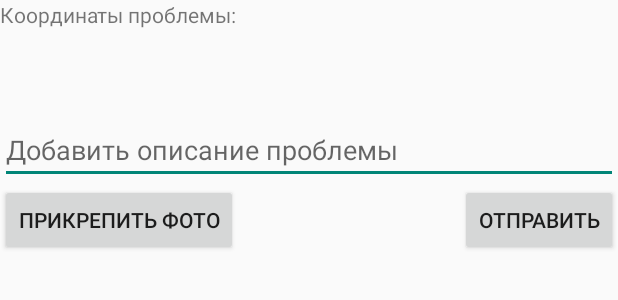
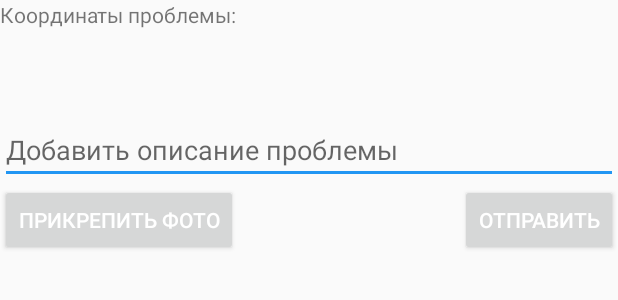
Before and after one commit to NiSrOK/Smart_City, an Android app: the layout activity_description.xml on its own in the app's theme, with its tools: preview values and no code run, on a phone screen of 412 x 824 dp. Shown: the top 300 px of the screen. Run offline under Robolectric (Android 15) with nearby library versions, the phone set to English and light mode, and no system bars.

Commit message:
Message without image
Some design

```diff
--- a/app/src/main/AndroidManifest.xml
+++ b/app/src/main/AndroidManifest.xml
@@ -13,7 +13,8 @@
         android:roundIcon="@drawable/icon"
         android:label="@string/app_name"
         android:supportsRtl="true"
-        android:theme="@style/Theme.AppCompat.Light">
+        android:theme="@style/LightThemeMedium">
+        //android:theme="@style/Theme.AppCompat.Light"
 
         <meta-data
             android:name="com.google.android.geo.API_KEY"
--- a/app/src/main/res/layout/activity_description.xml
+++ b/app/src/main/res/layout/activity_description.xml
@@ -6,14 +6,14 @@
     android:layout_height="match_parent">
 
     <TextView
-        android:id="@+id/disk"
+        android:id="@+id/coordinates"
         android:layout_width="wrap_content"
         android:layout_height="wrap_content"
         android:layout_marginBottom="19dp"
         android:layout_below="@id/service"
         tools:ignore="MissingConstraints" />
     <TextView
-        android:id="@+id/coord"
+        android:id="@+id/coordinatesText"
         android:layout_width="match_parent"
         android:layout_height="wrap_content"
         android:layout_alignParentStart="true"
@@ -24,14 +24,14 @@
         android:layout_width="match_parent"
         android:layout_height="wrap_content"
         android:layout_alignParentStart="true"
-        android:layout_below="@id/coord"/>
+        android:layout_below="@id/coordinatesText"/>
     <Button
         android:id="@+id/btnPhoto"
         android:layout_width="wrap_content"
         android:layout_height="wrap_content"
         android:onClick="onClickPhoto"
         android:text="@string/photo"
-        android:layout_below="@+id/discription"
+        android:layout_below="@+id/description"
         tools:ignore="OnClick"/>
 
     <Button
@@ -40,12 +40,12 @@
         android:layout_height="wrap_content"
         android:text="@string/send"
         android:layout_alignParentEnd="true"
-        android:layout_below="@+id/discription"/>
+        android:layout_below="@+id/description"/>
 
     <ImageView
         android:id="@+id/ivPhoto"
         android:layout_width="match_parent"
-        android:layout_height="match_parent"
+        android:layout_height="wrap_content"
         android:orientation="vertical"
         android:gravity="center"
         android:scaleType="fitCenter"
@@ -53,9 +53,9 @@
     </ImageView>
 
     <EditText
-        android:id="@+id/discription"
+        android:id="@+id/description"
         android:layout_width="match_parent"
-        android:layout_below="@id/disk"
+        android:layout_below="@id/coordinates"
         android:hint="Добавить описание проблемы"
         tools:ignore="MissingConstraints"
         android:layout_height="wrap_content" />
--- a/app/src/main/res/layout/activity_main.xml
+++ b/app/src/main/res/layout/activity_main.xml
@@ -5,7 +5,8 @@
     android:layout_width="match_parent"
     android:layout_height="match_parent"
     tools:context=".MainActivity"
-    android:orientation="vertical">
+    android:orientation="vertical"
+    android:background="@color/transparent">
 
     <com.google.android.material.floatingactionbutton.FloatingActionButton
         style="?android:attr/buttonStyleSmall"
@@ -53,7 +54,6 @@
     <WebView
         android:layout_width="match_parent"
         android:layout_height="match_parent"
-        android:layout_above="@+id/open_chat"
         android:id="@+id/web"
         />
 </RelativeLayout>
--- a/app/src/main/res/layout/activity_signin.xml
+++ b/app/src/main/res/layout/activity_signin.xml
@@ -32,7 +32,7 @@
         android:id="@+id/buttonSignIn"
         android:layout_width="match_parent"
         android:layout_height="wrap_content"
-        android:text="Вход"/>
+        android:text="Вход" />
 
     <Button
         android:id="@+id/buttonRegistration"
--- a/app/src/main/res/values/colors.xml
+++ b/app/src/main/res/values/colors.xml
@@ -1,7 +1,9 @@
 <?xml version="1.0" encoding="utf-8"?>
 <resources>
     <color name="colorPrimary">#2196F3</color>
+    <color name="colorPrimaryTransparent">#262196F3</color>
     <color name="White">#FFFFFF</color>
+    <color name="transparent">#00FFFFFF</color>
     <color name="lightBlue">#162196F3</color>
     <color name="Black">#000000</color>
     <color name="Pink">#D8638E</color>
--- a/app/src/main/res/values/styles.xml
+++ b/app/src/main/res/values/styles.xml
@@ -2,6 +2,7 @@
 <resources>
     <style name="LightThemeMedium" parent="Theme.AppCompat.Light">
         <!-- Customize your theme here. -->
+        <item name="android:actionBarStyle">@style/MyActionBar</item>
         <item name="android:itemBackground">@color/colorPrimary</item>
         <item name="colorPrimary">@color/colorPrimary</item>
         <item name="colorPrimaryDark">@color/colorPrimary</item>
@@ -16,5 +17,11 @@
         <item name="userCordTextSize"> 11dp</item>
         <item name="userMessageTextSize"> 20dp</item>
         <item name="timeTextSize"> 18dp</item>
+        <item name="android:textColorSecondary">@color/White</item>>
+    </style>
+
+    <style name="MyActionBar" parent="@android:style/Widget.AppCompact.Light.ActionBar">
+        <item name="android:background">@color/Pink</item>
+        <item name="android:textColorPrimary">@color/Black</item>
     </style>
 </resources>
```
Also changed, not shown: app/src/main/java/com/example/smartcity/ChatActivity.java (+6 -3 lines), app/src/main/java/com/example/smartcity/Description.java (+48 -20 lines), app/src/main/res/layout/item_message.xml (+7 -5 lines).
